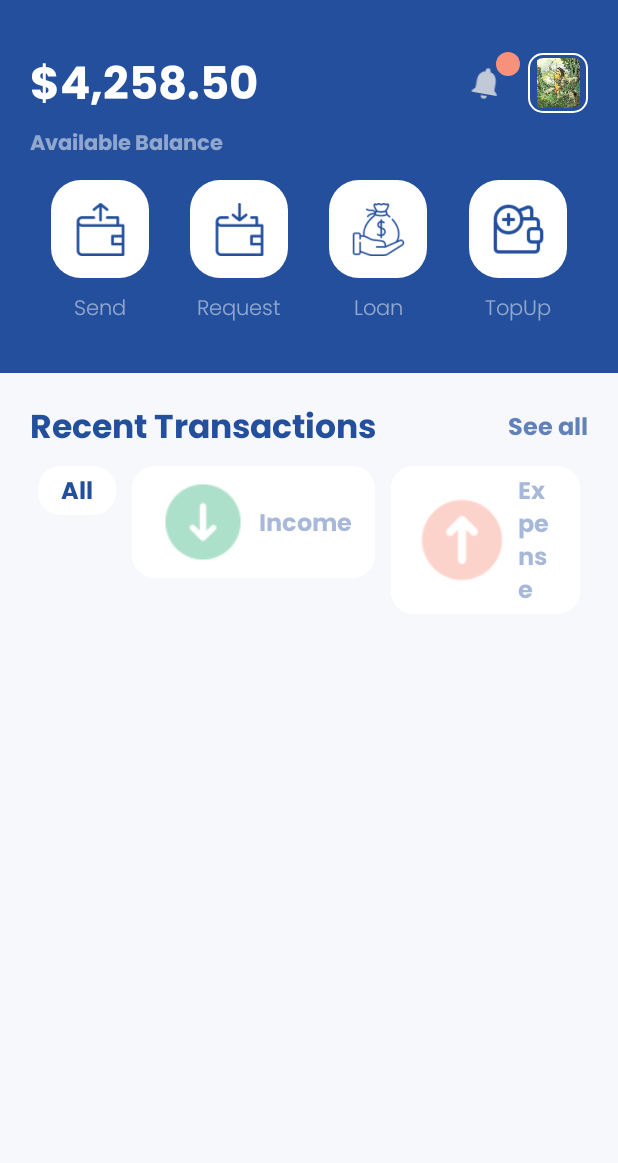
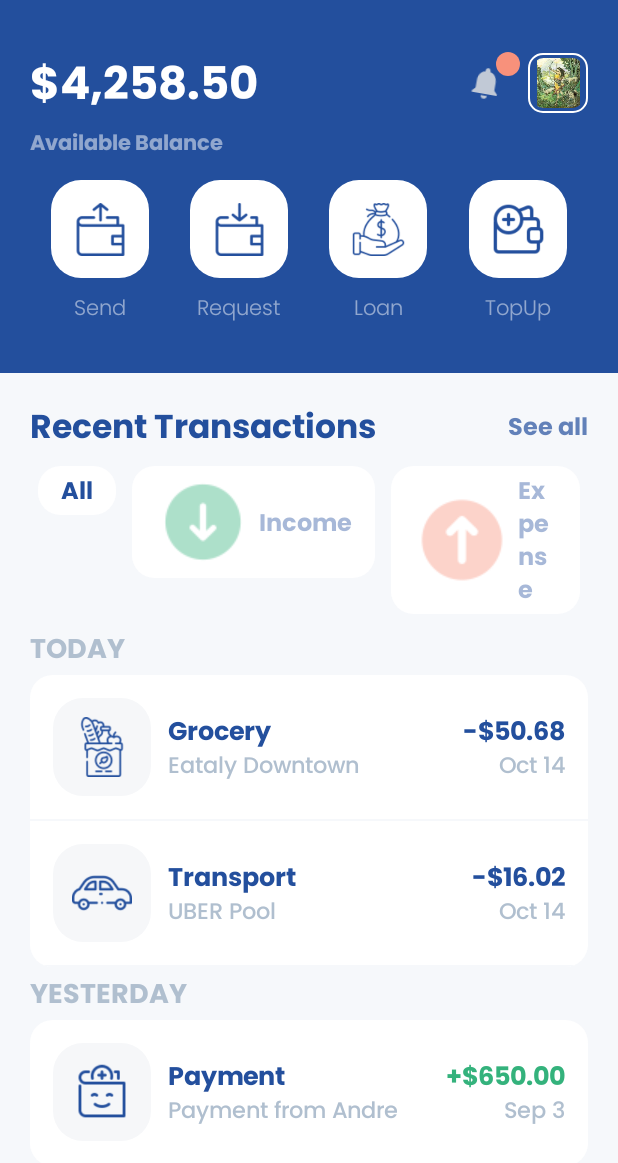
Before and after one commit to ArtemisSoftware/Hephaestus-UI, an Android app built with Jetpack Compose: the @Preview function DefaultPreview, on a phone screen of 412 x 824 dp. Shown: the top 1163 px of the screen. Run offline under Robolectric (Android 15) with nearby library versions, the phone set to English and light mode, and no system bars.

Commit message:
MobileBanking - TransactionHistory

```diff
--- a/app/src/main/java/com/artemissoftware/hephaestusui/ui/mobilebanking/MobileBankingScreen.kt
+++ b/app/src/main/java/com/artemissoftware/hephaestusui/ui/mobilebanking/MobileBankingScreen.kt
@@ -6,10 +6,9 @@ import androidx.compose.runtime.Composable
 import androidx.compose.ui.Modifier
 import androidx.compose.ui.tooling.preview.Preview
 import androidx.compose.ui.unit.dp
-import com.artemissoftware.hephaestusui.ui.mobilebanking.composables.BalanceInfo
-import com.artemissoftware.hephaestusui.ui.mobilebanking.composables.BankingOptions
-import com.artemissoftware.hephaestusui.ui.mobilebanking.composables.TransactionFilters
-import com.artemissoftware.hephaestusui.ui.mobilebanking.composables.TransactionHeader
+import com.artemissoftware.hephaestusui.ui.mobilebanking.composables.*
+import com.artemissoftware.hephaestusui.ui.mobilebanking.models.Transaction
+import com.artemissoftware.hephaestusui.ui.mobilebanking.models.TransactionGroup
 import com.artemissoftware.hephaestusui.ui.theme.BankColor
 import com.artemissoftware.hephaestusui.ui.theme.BgColor
 
@@ -53,6 +52,9 @@ fun MobileBankingScreen() {
             TransactionFilters()
 
             Spacer(modifier = Modifier.height(5.dp))
+
+
+            TransactionHistory(transactions = TransactionGroup.getMockList())
 
 //            Text(
 //                text = "TODAY",
--- /dev/null
+++ b/app/src/main/java/com/artemissoftware/hephaestusui/ui/mobilebanking/composables/TransactionHistory.kt
@@ -0,0 +1,177 @@
+package com.artemissoftware.hephaestusui.ui.mobilebanking.composables
+
+import androidx.compose.foundation.Image
+import androidx.compose.foundation.background
+import androidx.compose.foundation.layout.*
+import androidx.compose.foundation.lazy.LazyColumn
+import androidx.compose.foundation.lazy.items
+import androidx.compose.foundation.shape.RoundedCornerShape
+import androidx.compose.material.Card
+import androidx.compose.material.Divider
+import androidx.compose.material.Text
+import androidx.compose.runtime.Composable
+import androidx.compose.ui.Alignment
+import androidx.compose.ui.Modifier
+import androidx.compose.ui.draw.clip
+import androidx.compose.ui.graphics.Color
+import androidx.compose.ui.graphics.ColorFilter
+import androidx.compose.ui.res.painterResource
+import androidx.compose.ui.text.font.FontWeight
+import androidx.compose.ui.text.style.TextAlign
+import androidx.compose.ui.tooling.preview.Preview
+import androidx.compose.ui.unit.dp
+import androidx.compose.ui.unit.sp
+import com.artemissoftware.hephaestusui.ui.mobilebanking.models.Transaction
+import com.artemissoftware.hephaestusui.ui.mobilebanking.models.TransactionGroup
+import com.artemissoftware.hephaestusui.ui.mobilebanking.models.TransactionType
+import com.artemissoftware.hephaestusui.ui.theme.*
+
+@Composable
+fun TransactionHistory(transactions: List<TransactionGroup>) {
+
+    LazyColumn {
+
+        items(transactions){ transition->
+
+            when(transition.type){
+
+                TransactionType.DATE->{
+
+                    Text(
+                        text = transition.day,
+                        color = TextColor,
+                        fontFamily = Poppins,
+                        fontWeight = FontWeight.Bold,
+                        fontSize = 18.sp
+                    )
+                }
+                TransactionType.VALUE->{
+                    Transactions(transactionGroup = transition)
+                }
+            }
+
+            Spacer(modifier = Modifier.height(5.dp))
+        }
+    }
+}
+
+
+@Composable
+private fun Transactions(transactionGroup: TransactionGroup) {
+    Card(
+        modifier = Modifier,
+        elevation = 0.dp,
+        backgroundColor = Color.White,
+        shape = RoundedCornerShape(15.dp)
+    ) {
+
+        Column {
+
+            for (item in transactionGroup.transactions){
+
+                TransactionItem(transaction = item)
+                Divider(modifier = Modifier.height(1.5.dp), color = BgColor)
+
+            }
+
+        }
+
+    }
+}
+
+@Composable
+private fun TransactionItem(transaction: Transaction) {
+
+    Row(
+        verticalAlignment = Alignment.CenterVertically,
+        modifier = Modifier
+            .fillMaxWidth()
+            .padding(15.dp)
+    ) {
+        Column(
+            modifier = Modifier.weight(0.2f),
+//            verticalArrangement = Arrangement.Center
+        ) {
+            Column(
+                modifier = Modifier
+                    .clip(RoundedCornerShape(20.dp))
+                    .background(ItemBgColor)
+                    .size(65.dp),
+                horizontalAlignment = Alignment.CenterHorizontally,
+                verticalArrangement = Arrangement.Center
+            ) {
+                Image(
+                    painter = painterResource(
+                        id = transaction.icon
+                    ),
+                    contentDescription = "Item Image",
+                    modifier = Modifier.size(40.dp),
+                    colorFilter = ColorFilter.tint(BankColor)
+                )
+            }
+        }
+        Spacer(modifier = Modifier.width(10.dp))
+        Column(
+            modifier = Modifier.weight(0.55f),
+//            verticalArrangement = Arrangement.Center
+        ) {
+            Text(
+                text = transaction.title,
+                color = BankColor,
+                fontFamily = Poppins,
+                fontWeight = FontWeight.Bold,
+                fontSize = 17.sp
+            )
+            Text(
+                text = transaction.description,
+                color = TextColor,
+                fontFamily = Poppins,
+                fontWeight = FontWeight.Medium,
+                fontSize = 15.sp
+            )
+        }
+        Column(
+            modifier = Modifier
+                .weight(0.25f)
+                .fillMaxWidth()
+        ) {
+            Text(
+                text = transaction.money,
+                color = transaction.color,
+                fontFamily = Poppins,
+                fontWeight = FontWeight.Bold,
+                fontSize = 17.sp,
+                modifier = Modifier.fillMaxWidth(),
+                textAlign = TextAlign.End
+            )
+            Text(
+                text = transaction.date,
+                color = TextColor,
+                fontFamily = Poppins,
+                fontWeight = FontWeight.Medium,
+                fontSize = 15.sp,
+                modifier = Modifier.fillMaxWidth(),
+                textAlign = TextAlign.End
+            )
+        }
+    }
+
+
+}
+
+@Preview(showBackground = true)
+@Composable
+private fun TransactionItemPreview() {
+    Column {
+
+
+        TransactionItem(transaction = Transaction.getMockList1()[1])
+        TransactionItem(transaction = Transaction.getMockList2()[0])
+    }
+}
+
+@Preview(showBackground = true)
+@Composable
+private fun DefaultPreview() {
+    TransactionHistory(TransactionGroup.getMockList())
+}
--- /dev/null
+++ b/app/src/main/java/com/artemissoftware/hephaestusui/ui/mobilebanking/models/Transaction.kt
@@ -0,0 +1,34 @@
+package com.artemissoftware.hephaestusui.ui.mobilebanking.models
+
+import androidx.compose.ui.graphics.Color
+import com.artemissoftware.hephaestusui.R
+import com.artemissoftware.hephaestusui.ui.theme.BankColor
+import com.artemissoftware.hephaestusui.ui.theme.GreenColor
+
+data class Transaction(
+    val icon: Int = 0,
+    val title: String = "",
+    val description: String = "",
+    val money: String = "",
+    val date: String = "",
+    val color: Color = GreenColor
+    ){
+
+
+    companion object{
+
+        fun getMockList1() = listOf<Transaction>(
+
+            Transaction(icon = R.drawable.groceries, title = "Grocery", description = "Eataly Downtown", money = "-$50.68", date = "Oct 14", color = BankColor),
+            Transaction(icon = R.drawable.car, title = "Transport", description = "UBER Pool", money = "-$16.02", date = "Oct 14", color = BankColor),
+
+        )
+
+        fun getMockList2() = listOf<Transaction>(
+
+            Transaction(icon = R.drawable.payment, title = "Payment", description = "Payment from Andre", money = "+$650.00", date = "Sep 3", color = GreenColor),
+
+            )
+    }
+
+}
--- /dev/null
+++ b/app/src/main/java/com/artemissoftware/hephaestusui/ui/mobilebanking/models/TransactionGroup.kt
@@ -0,0 +1,21 @@
+package com.artemissoftware.hephaestusui.ui.mobilebanking.models
+
+data class TransactionGroup(
+    val type: TransactionType,
+    val day: String,
+    val transactions: List<Transaction> = emptyList()
+    ){
+
+    companion object{
+
+        fun getMockList() = listOf<TransactionGroup>(
+
+            TransactionGroup(type = TransactionType.DATE, day = "TODAY"),
+            TransactionGroup(type = TransactionType.VALUE, day = "TODAY", transactions = Transaction.getMockList1()),
+            TransactionGroup(type = TransactionType.DATE, day = "YESTERDAY"),
+            TransactionGroup(type = TransactionType.VALUE, day = "YESTERDAY", transactions = Transaction.getMockList2()),
+            )
+
+    }
+
+}
--- /dev/null
+++ b/app/src/main/java/com/artemissoftware/hephaestusui/ui/mobilebanking/models/TransactionType.kt
@@ -0,0 +1,7 @@
+package com.artemissoftware.hephaestusui.ui.mobilebanking.models
+
+enum class TransactionType {
+
+    DATE,
+    VALUE
+}
```
Also changed, not shown: app/src/main/res/drawable-v24/car.png (added), app/src/main/res/drawable-v24/groceries.png (added).
